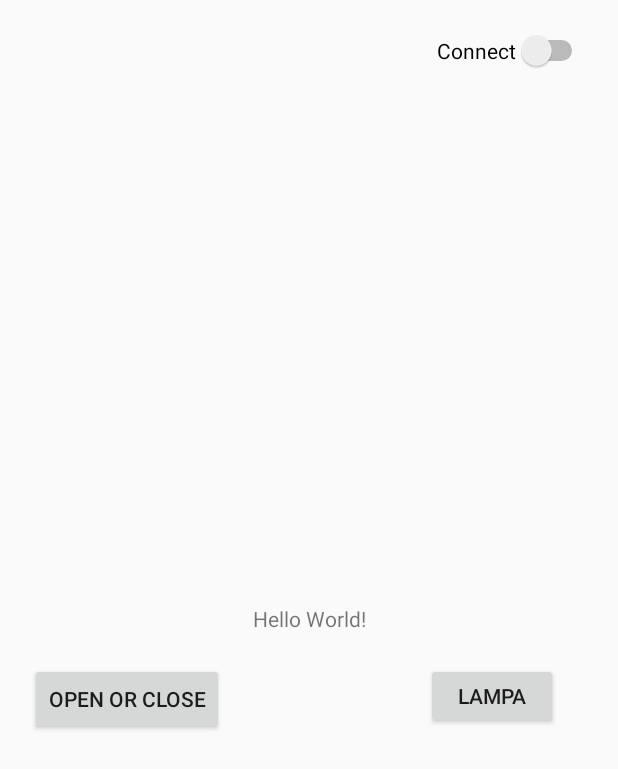
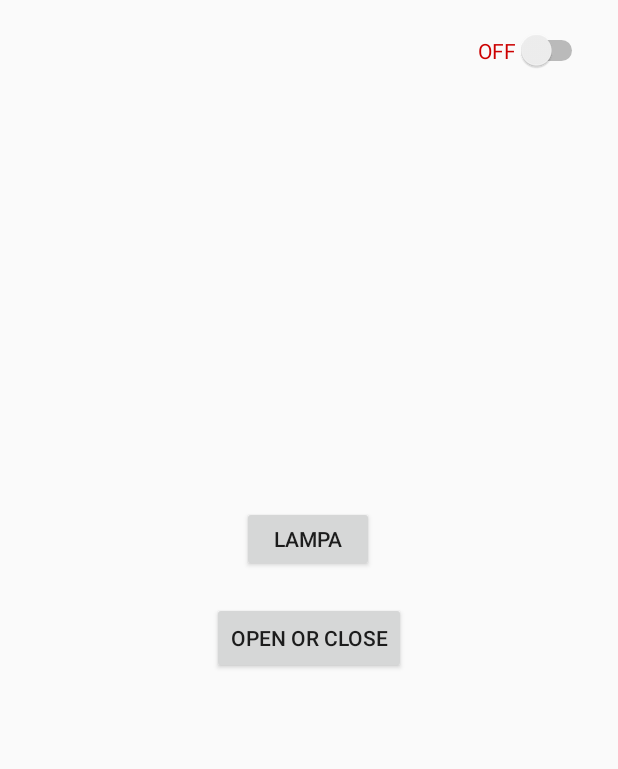
Before and after one commit to To-Rex/SmartHome-Android, an Android app: the screen it shows after launch (MainActivity), on a phone screen of 412 x 824 dp. Shown: the top 769 px of the screen. Run offline under Robolectric (Android 15) with nearby library versions, the light colour scheme and no system bars; our stand-ins replace Firebase (no records; nobody signed in at launch, a user with empty details on screens opened directly); 2 statements that could not run were skipped.

```diff
--- a/app/src/main/java/app/lodemsu/smarthome/MainActivity.java
+++ b/app/src/main/java/app/lodemsu/smarthome/MainActivity.java
@@ -1,12 +1,19 @@
 package app.lodemsu.smarthome;
 
+import android.annotation.SuppressLint;
+import android.media.Image;
 import android.os.Bundle;
+import android.widget.ImageView;
 import android.widget.Switch;
 
+import androidx.annotation.NonNull;
 import androidx.appcompat.app.AppCompatActivity;
 
+import com.google.firebase.database.DataSnapshot;
+import com.google.firebase.database.DatabaseError;
 import com.google.firebase.database.DatabaseReference;
 import com.google.firebase.database.FirebaseDatabase;
+import com.google.firebase.database.ValueEventListener;
 
 import java.util.Objects;
 
@@ -20,8 +27,35 @@
         mDatabase = FirebaseDatabase.getInstance().getReference();
 
         Switch switch1 = findViewById(R.id.switch1);
+        ImageView imageView = findViewById(R.id.imageView);
 
+        mDatabase.addValueEventListener(new ValueEventListener() {
+            @SuppressLint("SetTextI18n")
+            @Override
+            public void onDataChange(@NonNull DataSnapshot dataSnapshot) {
+                int on = dataSnapshot.child("home").child("on").getValue(Integer.class);
+                int dim = dataSnapshot.child("home").child("dim").getValue(Integer.class);
+                if (on == 1) {
+                    switch1.setChecked(true);
+                    switch1.setText("ON");
+                    switch1.setTextColor(getResources().getColor(android.R.color.holo_green_dark));
+                } else {
+                    switch1.setChecked(false);
+                    switch1.setText("OFF");
+                    switch1.setTextColor(getResources().getColor(android.R.color.holo_red_dark));
+                }
+                if (dim == 1) {
+                    imageView.setVisibility(ImageView.VISIBLE);
+                } else {
+                    imageView.setVisibility(ImageView.INVISIBLE);
+                }
+            }
 
+            @Override
+            public void onCancelled(@NonNull DatabaseError databaseError) {
+
+            }
+        });
 
         switch1.setOnCheckedChangeListener((buttonView, isChecked) -> {
             if (isChecked) {
--- a/app/src/main/res/layout/activity_main.xml
+++ b/app/src/main/res/layout/activity_main.xml
@@ -4,16 +4,6 @@
     xmlns:tools="http://schemas.android.com/tools"
     android:layout_width="match_parent"
     android:layout_height="match_parent">
-
-    <TextView
-        android:id="@+id/textView"
-        android:layout_width="wrap_content"
-        android:layout_height="wrap_content"
-        android:text="Hello World!"
-        app:layout_constraintBottom_toBottomOf="parent"
-        app:layout_constraintEnd_toEndOf="parent"
-        app:layout_constraintStart_toStartOf="parent"
-        app:layout_constraintTop_toTopOf="parent" />
 
     <Switch
         android:id="@+id/switch1"
@@ -31,9 +21,9 @@
         android:layout_height="wrap_content"
         android:layout_marginTop="20dp"
         android:text="@string/open_or_close"
-        app:layout_constraintEnd_toStartOf="@+id/textView"
+        app:layout_constraintEnd_toEndOf="parent"
         app:layout_constraintStart_toStartOf="parent"
-        app:layout_constraintTop_toBottomOf="@+id/textView" />
+        app:layout_constraintTop_toBottomOf="@+id/button2" />
 
     <Button
         android:id="@+id/button2"
@@ -42,7 +32,19 @@
         android:layout_marginTop="20dp"
         android:text="@string/lampa"
         app:layout_constraintEnd_toEndOf="parent"
-        app:layout_constraintStart_toEndOf="@+id/textView"
-        app:layout_constraintTop_toBottomOf="@+id/textView" />
+        app:layout_constraintHorizontal_bias="0.498"
+        app:layout_constraintStart_toStartOf="parent"
+        app:layout_constraintTop_toBottomOf="@+id/imageView" />
+
+    <ImageView
+        android:id="@+id/imageView"
+        android:layout_width="200dp"
+        android:layout_height="250dp"
+        android:visibility="gone"
+        android:layout_marginTop="20dp"
+        app:layout_constraintEnd_toEndOf="parent"
+        app:layout_constraintStart_toStartOf="parent"
+        app:layout_constraintTop_toBottomOf="@+id/switch1"
+        app:srcCompat="@drawable/olov" />
 
 </androidx.constraintlayout.widget.ConstraintLayout>
--- a/app/src/main/res/values/strings.xml
+++ b/app/src/main/res/values/strings.xml
@@ -3,4 +3,7 @@
     <string name="connect">Connect</string>
     <string name="open_or_close">Open or Close</string>
     <string name="lampa">Lampa</string>
+    <string name="on">On</string>
+    <string name="off">Off</string>
+    <string name="auto">Auto</string>
 </resources>
```
Also changed, not shown: app/src/main/res/menu/menu.xml (added, +13 -0 lines), app/src/main/res/drawable-v24/olov.png (added).
